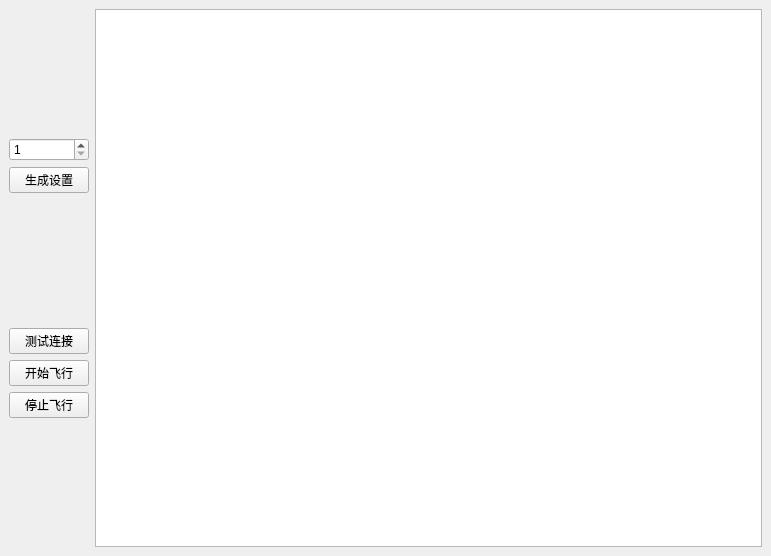
Above: ui/ControlWindow.ui from 54shitaimzf/BJTU_MultipleDrone before the change. Below: the same form after it.
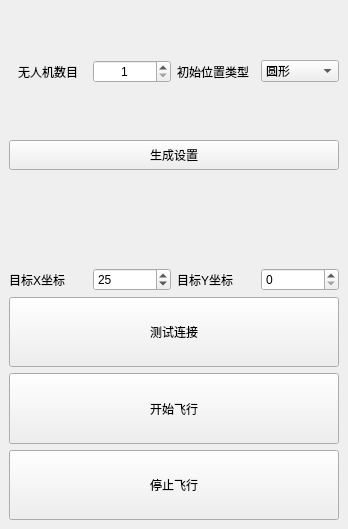
That is the form after the change.

Diff of the .ui file:
```diff
--- a/ui/ControlWindow.ui
+++ b/ui/ControlWindow.ui
@@ -6,8 +6,8 @@
    <rect>
     <x>0</x>
     <y>0</y>
-    <width>771</width>
-    <height>556</height>
+    <width>348</width>
+    <height>529</height>
    </rect>
   </property>
   <property name="windowTitle">
@@ -20,42 +20,141 @@
       <item>
        <layout class="QVBoxLayout" name="verticalLayout">
         <item>
-         <widget class="QSpinBox" name="numDroneBox">
-          <property name="sizePolicy">
-           <sizepolicy hsizetype="Preferred" vsizetype="Fixed">
-            <horstretch>0</horstretch>
-            <verstretch>0</verstretch>
-           </sizepolicy>
-          </property>
-          <property name="minimum">
-           <number>1</number>
-          </property>
-          <property name="maximum">
-           <number>10</number>
-          </property>
-         </widget>
+         <layout class="QHBoxLayout" name="horizontalLayout_3">
+          <item>
+           <widget class="QLabel" name="label">
+            <property name="sizePolicy">
+             <sizepolicy hsizetype="Minimum" vsizetype="Minimum">
+              <horstretch>0</horstretch>
+              <verstretch>0</verstretch>
+             </sizepolicy>
+            </property>
+            <property name="text">
+             <string>无人机数目</string>
+            </property>
+            <property name="alignment">
+             <set>Qt::AlignmentFlag::AlignCenter</set>
+            </property>
+           </widget>
+          </item>
+          <item>
+           <widget class="QSpinBox" name="numDroneBox">
+            <property name="sizePolicy">
+             <sizepolicy hsizetype="Preferred" vsizetype="Fixed">
+              <horstretch>0</horstretch>
+              <verstretch>0</verstretch>
+             </sizepolicy>
+            </property>
+            <property name="alignment">
+             <set>Qt::AlignmentFlag::AlignCenter</set>
+            </property>
+            <property name="minimum">
+             <number>1</number>
+            </property>
+            <property name="maximum">
+             <number>10</number>
+            </property>
+           </widget>
+          </item>
+          <item>
+           <widget class="QLabel" name="label_4">
+            <property name="text">
+             <string>初始位置类型</string>
+            </property>
+           </widget>
+          </item>
+          <item>
+           <widget class="QComboBox" name="typeComboBox">
+            <item>
+             <property name="text">
+              <string>圆形</string>
+             </property>
+            </item>
+            <item>
+             <property name="text">
+              <string>方形</string>
+             </property>
+            </item>
+            <item>
+             <property name="text">
+              <string>线形</string>
+             </property>
+            </item>
+           </widget>
+          </item>
+         </layout>
         </item>
         <item>
          <widget class="QPushButton" name="generateSettingButton">
           <property name="sizePolicy">
-           <sizepolicy hsizetype="Preferred" vsizetype="Fixed">
+           <sizepolicy hsizetype="Preferred" vsizetype="Maximum">
             <horstretch>0</horstretch>
             <verstretch>0</verstretch>
            </sizepolicy>
           </property>
+          <property name="minimumSize">
+           <size>
+            <width>0</width>
+            <height>30</height>
+           </size>
+          </property>
           <property name="text">
            <string>生成设置</string>
           </property>
          </widget>
         </item>
+        <item>
+         <spacer name="horizontalSpacer">
+          <property name="orientation">
+           <enum>Qt::Orientation::Horizontal</enum>
+          </property>
+          <property name="sizeHint" stdset="0">
+           <size>
+            <width>40</width>
+            <height>40</height>
+           </size>
+          </property>
+         </spacer>
+        </item>
        </layout>
       </item>
       <item>
        <layout class="QVBoxLayout" name="verticalLayout_2">
+        <item>
+         <layout class="QHBoxLayout" name="horizontalLayout">
+          <item>
+           <widget class="QLabel" name="label_3">
+            <property name="text">
+             <string>目标X坐标</string>
+            </property>
+           </widget>
+          </item>
+          <item>
+           <widget class="QSpinBox" name="targetXBox">
+            <property name="minimum">
+             <number>-99</number>
+            </property>
+            <property name="value">
+             <number>25</number>
+            </property>
+           </widget>
+          </item>
+          <item>
+           <widget class="QLabel" name="label_2">
+            <property name="text">
+             <string>目标Y坐标</string>
+            </property>
+           </widget>
+          </item>
+          <item>
+           <widget class="QSpinBox" name="targetYBox"/>
+          </item>
+         </layout>
+        </item>
         <item>
          <widget class="QPushButton" name="testControlButton">
           <property name="sizePolicy">
-           <sizepolicy hsizetype="Preferred" vsizetype="Fixed">
+           <sizepolicy hsizetype="Preferred" vsizetype="Preferred">
             <horstretch>0</horstretch>
             <verstretch>0</verstretch>
            </sizepolicy>
@@ -68,7 +167,7 @@
         <item>
          <widget class="QPushButton" name="startFlightButton">
           <property name="sizePolicy">
-           <sizepolicy hsizetype="Preferred" vsizetype="Fixed">
+           <sizepolicy hsizetype="Preferred" vsizetype="Preferred">
             <horstretch>0</horstretch>
             <verstretch>0</verstretch>
            </sizepolicy>
@@ -81,7 +180,7 @@
         <item>
          <widget class="QPushButton" name="stopFlightButton">
           <property name="sizePolicy">
-           <sizepolicy hsizetype="Preferred" vsizetype="Fixed">
+           <sizepolicy hsizetype="Preferred" vsizetype="Preferred">
             <horstretch>0</horstretch>
             <verstretch>0</verstretch>
            </sizepolicy>
@@ -95,20 +194,6 @@
       </item>
      </layout>
     </item>
-    <item>
-     <layout class="QVBoxLayout" name="displayLayout">
-      <item>
-       <widget class="QTextEdit" name="textEdit">
-        <property name="sizePolicy">
-         <sizepolicy hsizetype="Expanding" vsizetype="Expanding">
-          <horstretch>0</horstretch>
-          <verstretch>0</verstretch>
-         </sizepolicy>
-        </property>
-       </widget>
-      </item>
-     </layout>
-    </item>
    </layout>
   </widget>
  </widget>
```
